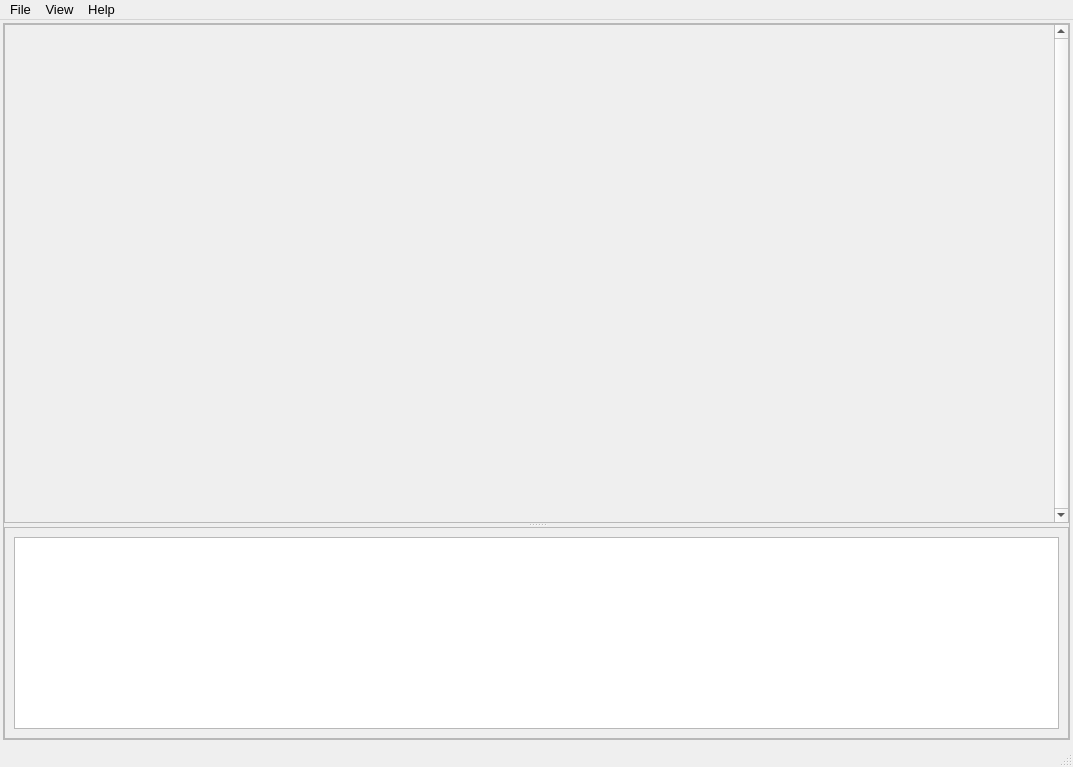
First picture: the form in PyIonSourceUI.ui, repository salinsalins/PyIonSourceUI, before the edit.
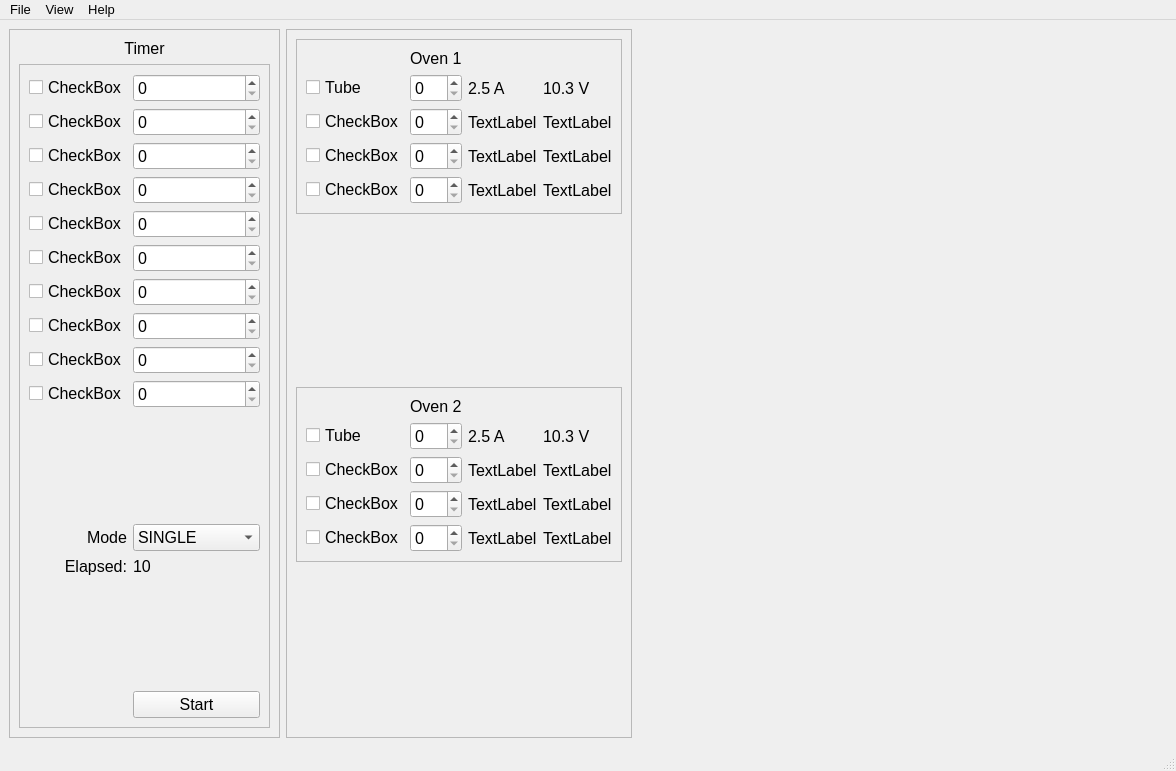
Second picture: the form after the edit.

```diff
--- a/PyIonSourceUI.ui
+++ b/PyIonSourceUI.ui
@@ -6,8 +6,8 @@
    <rect>
     <x>0</x>
     <y>0</y>
-    <width>1073</width>
-    <height>767</height>
+    <width>1176</width>
+    <height>771</height>
    </rect>
   </property>
   <property name="font">
@@ -19,59 +19,8 @@
    <string>Emittance Plot Processing</string>
   </property>
   <widget class="QWidget" name="centralwidget">
-   <layout class="QHBoxLayout" name="horizontalLayout_4">
-    <property name="spacing">
-     <number>0</number>
-    </property>
-    <property name="leftMargin">
-     <number>0</number>
-    </property>
-    <property name="topMargin">
-     <number>0</number>
-    </property>
-    <property name="rightMargin">
-     <number>0</number>
-    </property>
-    <property name="bottomMargin">
-     <number>0</number>
-    </property>
-    <item>
-     <widget class="QFrame" name="frame">
-      <layout class="QVBoxLayout" name="verticalLayout_2">
-       <property name="spacing">
-        <number>0</number>
-       </property>
-       <property name="leftMargin">
-        <number>0</number>
-       </property>
-       <property name="topMargin">
-        <number>0</number>
-       </property>
-       <property name="rightMargin">
-        <number>0</number>
-       </property>
-       <property name="bottomMargin">
-        <number>0</number>
-       </property>
-       <item>
-        <widget class="QFrame" name="frame_2">
-         <layout class="QHBoxLayout" name="horizontalLayout">
-          <property name="spacing">
-           <number>0</number>
-          </property>
-          <property name="leftMargin">
-           <number>0</number>
-          </property>
-          <property name="topMargin">
-           <number>0</number>
-          </property>
-          <property name="rightMargin">
-           <number>0</number>
-          </property>
-          <property name="bottomMargin">
-           <number>0</number>
-          </property>
-          <item>
+   <layout class="QGridLayout" name="gridLayout_4">
+    <item row="0" column="0">
            <widget class="QStackedWidget" name="stackedWidget">
             <property name="sizePolicy">
              <sizepolicy hsizetype="Expanding" vsizetype="Expanding">
@@ -86,24 +35,229 @@
              <number>0</number>
             </property>
             <widget class="QWidget" name="stackedWidgetPage1">
-             <layout class="QVBoxLayout" name="verticalLayout_7">
-              <property name="spacing">
-               <number>3</number>
-              </property>
+       <layout class="QHBoxLayout" name="horizontalLayout_2">
               <property name="leftMargin">
-               <number>3</number>
+         <number>0</number>
               </property>
               <property name="topMargin">
-               <number>3</number>
+         <number>0</number>
               </property>
               <property name="rightMargin">
-               <number>3</number>
+         <number>0</number>
               </property>
               <property name="bottomMargin">
-               <number>3</number>
+         <number>0</number>
               </property>
               <item>
-               <widget class="QFrame" name="frame_6">
+         <widget class="QFrame" name="frame_3">
+          <property name="frameShape">
+           <enum>QFrame::StyledPanel</enum>
+          </property>
+          <property name="frameShadow">
+           <enum>QFrame::Raised</enum>
+          </property>
+          <layout class="QVBoxLayout" name="verticalLayout_2">
+           <item>
+            <widget class="QLabel" name="label_4">
+             <property name="text">
+              <string>Timer</string>
+             </property>
+             <property name="alignment">
+              <set>Qt::AlignHCenter|Qt::AlignTop</set>
+             </property>
+            </widget>
+           </item>
+           <item>
+            <widget class="QFrame" name="frame_4">
+             <property name="frameShape">
+              <enum>QFrame::StyledPanel</enum>
+             </property>
+             <property name="frameShadow">
+              <enum>QFrame::Raised</enum>
+             </property>
+             <layout class="QGridLayout" name="gridLayout_2">
+              <item row="0" column="1">
+               <widget class="QSpinBox" name="spinBox"/>
+              </item>
+              <item row="9" column="1">
+               <widget class="QSpinBox" name="spinBox_10"/>
+              </item>
+              <item row="1" column="0">
+               <widget class="QCheckBox" name="checkBox_7">
+                <property name="text">
+                 <string>CheckBox</string>
+                </property>
+               </widget>
+              </item>
+              <item row="2" column="1">
+               <widget class="QSpinBox" name="spinBox_3"/>
+              </item>
+              <item row="7" column="0">
+               <widget class="QCheckBox" name="checkBox_13">
+                <property name="text">
+                 <string>CheckBox</string>
+                </property>
+               </widget>
+              </item>
+              <item row="8" column="0">
+               <widget class="QCheckBox" name="checkBox_14">
+                <property name="text">
+                 <string>CheckBox</string>
+                </property>
+               </widget>
+              </item>
+              <item row="2" column="0">
+               <widget class="QCheckBox" name="checkBox_8">
+                <property name="text">
+                 <string>CheckBox</string>
+                </property>
+               </widget>
+              </item>
+              <item row="9" column="0">
+               <widget class="QCheckBox" name="checkBox_15">
+                <property name="text">
+                 <string>CheckBox</string>
+                </property>
+               </widget>
+              </item>
+              <item row="8" column="1">
+               <widget class="QSpinBox" name="spinBox_9"/>
+              </item>
+              <item row="1" column="1">
+               <widget class="QSpinBox" name="spinBox_2"/>
+              </item>
+              <item row="6" column="1">
+               <widget class="QSpinBox" name="spinBox_7"/>
+              </item>
+              <item row="0" column="0">
+               <widget class="QCheckBox" name="checkBox_2">
+                <property name="text">
+                 <string>CheckBox</string>
+                </property>
+               </widget>
+              </item>
+              <item row="5" column="1">
+               <widget class="QSpinBox" name="spinBox_6"/>
+              </item>
+              <item row="7" column="1">
+               <widget class="QSpinBox" name="spinBox_8"/>
+              </item>
+              <item row="3" column="1">
+               <widget class="QSpinBox" name="spinBox_4"/>
+              </item>
+              <item row="4" column="1">
+               <widget class="QSpinBox" name="spinBox_5"/>
+              </item>
+              <item row="3" column="0">
+               <widget class="QCheckBox" name="checkBox_9">
+                <property name="text">
+                 <string>CheckBox</string>
+                </property>
+               </widget>
+              </item>
+              <item row="5" column="0">
+               <widget class="QCheckBox" name="checkBox_11">
+                <property name="text">
+                 <string>CheckBox</string>
+                </property>
+               </widget>
+              </item>
+              <item row="4" column="0">
+               <widget class="QCheckBox" name="checkBox_10">
+                <property name="text">
+                 <string>CheckBox</string>
+                </property>
+               </widget>
+              </item>
+              <item row="12" column="0">
+               <widget class="QLabel" name="label_7">
+                <property name="text">
+                 <string>Elapsed:</string>
+                </property>
+                <property name="alignment">
+                 <set>Qt::AlignRight|Qt::AlignTrailing|Qt::AlignVCenter</set>
+                </property>
+               </widget>
+              </item>
+              <item row="14" column="1">
+               <widget class="QPushButton" name="pushButton_2">
+                <property name="text">
+                 <string>Start</string>
+                </property>
+               </widget>
+              </item>
+              <item row="13" column="0">
+               <spacer name="verticalSpacer_3">
+                <property name="orientation">
+                 <enum>Qt::Vertical</enum>
+                </property>
+                <property name="sizeHint" stdset="0">
+                 <size>
+                  <width>20</width>
+                  <height>40</height>
+                 </size>
+                </property>
+               </spacer>
+              </item>
+              <item row="6" column="0">
+               <widget class="QCheckBox" name="checkBox_12">
+                <property name="text">
+                 <string>CheckBox</string>
+                </property>
+               </widget>
+              </item>
+              <item row="11" column="0">
+               <widget class="QLabel" name="label_8">
+                <property name="text">
+                 <string>Mode</string>
+                </property>
+                <property name="alignment">
+                 <set>Qt::AlignRight|Qt::AlignTrailing|Qt::AlignVCenter</set>
+                </property>
+               </widget>
+              </item>
+              <item row="11" column="1">
+               <widget class="QComboBox" name="comboBox">
+                <item>
+                 <property name="text">
+                  <string>SINGLE</string>
+                 </property>
+                </item>
+                <item>
+                 <property name="text">
+                  <string>PERIODICAL</string>
+                 </property>
+                </item>
+               </widget>
+              </item>
+              <item row="12" column="1">
+               <widget class="QLabel" name="label_9">
+                <property name="text">
+                 <string>10</string>
+                </property>
+               </widget>
+              </item>
+              <item row="10" column="0">
+               <spacer name="verticalSpacer_4">
+                <property name="orientation">
+                 <enum>Qt::Vertical</enum>
+                </property>
+                <property name="sizeHint" stdset="0">
+                 <size>
+                  <width>20</width>
+                  <height>40</height>
+                 </size>
+                </property>
+               </spacer>
+              </item>
+             </layout>
+            </widget>
+           </item>
+          </layout>
+         </widget>
+        </item>
+        <item>
+         <widget class="QFrame" name="frame_5">
                 <property name="frameShape">
                  <enum>QFrame::StyledPanel</enum>
                 </property>
@@ -111,154 +265,277 @@
                  <enum>QFrame::Raised</enum>
                 </property>
                 <layout class="QVBoxLayout" name="verticalLayout_6">
-                 <property name="spacing">
-                  <number>0</number>
-                 </property>
-                 <property name="leftMargin">
-                  <number>0</number>
-                 </property>
-                 <property name="topMargin">
-                  <number>0</number>
-                 </property>
-                 <property name="rightMargin">
-                  <number>0</number>
-                 </property>
-                 <property name="bottomMargin">
-                  <number>0</number>
-                 </property>
+           <item>
+            <widget class="QFrame" name="frame_6">
+             <property name="frameShape">
+              <enum>QFrame::StyledPanel</enum>
+             </property>
+             <property name="frameShadow">
+              <enum>QFrame::Raised</enum>
+             </property>
+             <layout class="QGridLayout" name="gridLayout_3">
+              <item row="0" column="1">
+               <widget class="QLabel" name="label_2">
+                <property name="text">
+                 <string>Oven 1</string>
+                </property>
+               </widget>
+              </item>
+              <item row="1" column="0">
+               <widget class="QCheckBox" name="checkBox_16">
+                <property name="text">
+                 <string>Tube</string>
+                </property>
+               </widget>
+              </item>
+              <item row="1" column="1">
+               <widget class="QSpinBox" name="spinBox_11"/>
+              </item>
+              <item row="1" column="2">
+               <widget class="QLabel" name="label_10">
+                <property name="text">
+                 <string>2.5 A</string>
+                </property>
+               </widget>
+              </item>
+              <item row="1" column="3">
+               <widget class="QLabel" name="label_3">
+                <property name="text">
+                 <string>10.3 V</string>
+                </property>
+               </widget>
+              </item>
+              <item row="2" column="0">
+               <widget class="QCheckBox" name="checkBox_17">
+                <property name="text">
+                 <string>CheckBox</string>
+                </property>
+               </widget>
+              </item>
+              <item row="2" column="1">
+               <widget class="QSpinBox" name="spinBox_14"/>
+              </item>
+              <item row="2" column="2">
+               <widget class="QLabel" name="label_11">
+                <property name="text">
+                 <string>TextLabel</string>
+                </property>
+               </widget>
+              </item>
+              <item row="2" column="3">
+               <widget class="QLabel" name="label_12">
+                <property name="text">
+                 <string>TextLabel</string>
+                </property>
+               </widget>
+              </item>
+              <item row="3" column="0">
+               <widget class="QCheckBox" name="checkBox_18">
+                <property name="text">
+                 <string>CheckBox</string>
+                </property>
+               </widget>
+              </item>
+              <item row="3" column="1">
+               <widget class="QSpinBox" name="spinBox_13"/>
+              </item>
+              <item row="3" column="2">
+               <widget class="QLabel" name="label_14">
+                <property name="text">
+                 <string>TextLabel</string>
+                </property>
+               </widget>
+              </item>
+              <item row="3" column="3">
+               <widget class="QLabel" name="label_13">
+                <property name="text">
+                 <string>TextLabel</string>
+                </property>
+               </widget>
+              </item>
+              <item row="4" column="0">
+               <widget class="QCheckBox" name="checkBox_19">
+                <property name="text">
+                 <string>CheckBox</string>
+                </property>
+               </widget>
+              </item>
+              <item row="4" column="1">
+               <widget class="QSpinBox" name="spinBox_12"/>
+              </item>
+              <item row="4" column="2">
+               <widget class="QLabel" name="label_15">
+                <property name="text">
+                 <string>TextLabel</string>
+                </property>
+               </widget>
+              </item>
+              <item row="4" column="3">
+               <widget class="QLabel" name="label_16">
+                <property name="text">
+                 <string>TextLabel</string>
+                </property>
+               </widget>
+              </item>
+             </layout>
+            </widget>
+           </item>
                  <item>
-                  <widget class="QSplitter" name="splitter_3">
+            <spacer name="verticalSpacer_6">
                    <property name="orientation">
                     <enum>Qt::Vertical</enum>
                    </property>
-                   <widget class="QScrollArea" name="scrollArea_3">
-                    <property name="sizePolicy">
-                     <sizepolicy hsizetype="Expanding" vsizetype="Expanding">
-                      <horstretch>0</horstretch>
-                      <verstretch>1</verstretch>
-                     </sizepolicy>
-                    </property>
-                    <property name="verticalScrollBarPolicy">
-                     <enum>Qt::ScrollBarAlwaysOn</enum>
-                    </property>
-                    <property name="widgetResizable">
-                     <bool>true</bool>
-                    </property>
-                    <widget class="QWidget" name="scrollAreaWidgetContents_3">
-                     <property name="geometry">
-                      <rect>
-                       <x>0</x>
-                       <y>0</y>
-                       <width>1046</width>
-                       <height>497</height>
-                      </rect>
-                     </property>
-                     <property name="sizePolicy">
-                      <sizepolicy hsizetype="Preferred" vsizetype="Preferred">
-                       <horstretch>0</horstretch>
-                       <verstretch>0</verstretch>
-                      </sizepolicy>
-                     </property>
-                     <layout class="QGridLayout" name="gridLayout_4">
-                      <property name="leftMargin">
-                       <number>1</number>
-                      </property>
-                      <property name="topMargin">
-                       <number>1</number>
-                      </property>
-                      <property name="rightMargin">
-                       <number>1</number>
-                      </property>
-                      <property name="bottomMargin">
-                       <number>1</number>
-                      </property>
-                      <property name="spacing">
-                       <number>1</number>
-                      </property>
-                     </layout>
-                    </widget>
-                   </widget>
-                   <widget class="QScrollArea" name="scrollArea_4">
-                    <property name="sizePolicy">
-                     <sizepolicy hsizetype="Expanding" vsizetype="Expanding">
-                      <horstretch>0</horstretch>
-                      <verstretch>0</verstretch>
-                     </sizepolicy>
-                    </property>
-                    <property name="widgetResizable">
-                     <bool>true</bool>
-                    </property>
-                    <widget class="QWidget" name="scrollAreaWidgetContents_4">
-                     <property name="geometry">
-                      <rect>
-                       <x>0</x>
-                       <y>0</y>
-                       <width>1063</width>
-                       <height>210</height>
-                      </rect>
-                     </property>
-                     <property name="sizePolicy">
-                      <sizepolicy hsizetype="Preferred" vsizetype="Preferred">
-                       <horstretch>0</horstretch>
-                       <verstretch>0</verstretch>
-                      </sizepolicy>
+             <property name="sizeHint" stdset="0">
+              <size>
+               <width>20</width>
+               <height>40</height>
+              </size>
+             </property>
+            </spacer>
+           </item>
+           <item>
+            <widget class="QFrame" name="frame_7">
+             <property name="frameShape">
+              <enum>QFrame::StyledPanel</enum>
+             </property>
+             <property name="frameShadow">
+              <enum>QFrame::Raised</enum>
                      </property>
                      <layout class="QGridLayout" name="gridLayout_5">
-                      <item row="0" column="0">
-                       <widget class="QTableWidget" name="tableWidget_3">
-                        <property name="font">
-                         <font>
-                          <pointsize>14</pointsize>
-                         </font>
-                        </property>
-                        <property name="locale">
-                         <locale language="English" country="UnitedStates"/>
-                        </property>
-                        <property name="alternatingRowColors">
-                         <bool>true</bool>
-                        </property>
-                        <property name="selectionMode">
-                         <enum>QAbstractItemView::SingleSelection</enum>
-                        </property>
-                        <property name="selectionBehavior">
-                         <enum>QAbstractItemView::SelectRows</enum>
-                        </property>
-                        <property name="wordWrap">
-                         <bool>false</bool>
-                        </property>
-                        <property name="rowCount">
-                         <number>0</number>
-                        </property>
-                        <property name="columnCount">
-                         <number>0</number>
-                        </property>
-                        <attribute name="horizontalHeaderVisible">
-                         <bool>true</bool>
-                        </attribute>
-                        <attribute name="horizontalHeaderDefaultSectionSize">
-                         <number>100</number>
-                        </attribute>
-                        <attribute name="horizontalHeaderMinimumSectionSize">
-                         <number>30</number>
-                        </attribute>
-                        <attribute name="verticalHeaderVisible">
-                         <bool>false</bool>
-                        </attribute>
-                        <attribute name="verticalHeaderDefaultSectionSize">
-                         <number>25</number>
-                        </attribute>
-                        <attribute name="verticalHeaderMinimumSectionSize">
-                         <number>20</number>
-                        </attribute>
-                       </widget>
-                      </item>
-                     </layout>
-                    </widget>
-                   </widget>
-                  </widget>
-                 </item>
-                </layout>
-               </widget>
+              <item row="2" column="0">
+               <widget class="QCheckBox" name="checkBox_22">
+                <property name="text">
+                 <string>Tube</string>
+                </property>
+               </widget>
+              </item>
+              <item row="3" column="1">
+               <widget class="QSpinBox" name="spinBox_16"/>
+              </item>
+              <item row="4" column="1">
+               <widget class="QSpinBox" name="spinBox_17"/>
+              </item>
+              <item row="3" column="2">
+               <widget class="QLabel" name="label_20">
+                <property name="text">
+                 <string>TextLabel</string>
+                </property>
+               </widget>
+              </item>
+              <item row="4" column="0">
+               <widget class="QCheckBox" name="checkBox_20">
+                <property name="text">
+                 <string>CheckBox</string>
+                </property>
+               </widget>
+              </item>
+              <item row="2" column="2">
+               <widget class="QLabel" name="label_19">
+                <property name="text">
+                 <string>2.5 A</string>
+                </property>
+               </widget>
+              </item>
+              <item row="3" column="3">
+               <widget class="QLabel" name="label_21">
+                <property name="text">
+                 <string>TextLabel</string>
+                </property>
+               </widget>
+              </item>
+              <item row="2" column="1">
+               <widget class="QSpinBox" name="spinBox_15"/>
+              </item>
+              <item row="1" column="1">
+               <widget class="QLabel" name="label_18">
+                <property name="text">
+                 <string>Oven 2</string>
+                </property>
+               </widget>
+              </item>
+              <item row="5" column="1">
+               <widget class="QSpinBox" name="spinBox_18"/>
+              </item>
+              <item row="3" column="0">
+               <widget class="QCheckBox" name="checkBox_21">
+                <property name="text">
+                 <string>CheckBox</string>
+                </property>
+               </widget>
+              </item>
+              <item row="2" column="3">
+               <widget class="QLabel" name="label_17">
+                <property name="text">
+                 <string>10.3 V</string>
+                </property>
+               </widget>
+              </item>
+              <item row="5" column="0">
+               <widget class="QCheckBox" name="checkBox_23">
+                <property name="text">
+                 <string>CheckBox</string>
+                </property>
+               </widget>
+              </item>
+              <item row="5" column="2">
+               <widget class="QLabel" name="label_24">
+                <property name="text">
+                 <string>TextLabel</string>
+                </property>
+               </widget>
+              </item>
+              <item row="4" column="2">
+               <widget class="QLabel" name="label_22">
+                <property name="text">
+                 <string>TextLabel</string>
+                </property>
+               </widget>
+              </item>
+              <item row="4" column="3">
+               <widget class="QLabel" name="label_23">
+                <property name="text">
+                 <string>TextLabel</string>
+                </property>
+               </widget>
+              </item>
+              <item row="5" column="3">
+               <widget class="QLabel" name="label_25">
+                <property name="text">
+                 <string>TextLabel</string>
+                </property>
+               </widget>
+              </item>
+             </layout>
+            </widget>
+           </item>
+           <item>
+            <spacer name="verticalSpacer_5">
+             <property name="orientation">
+              <enum>Qt::Vertical</enum>
+             </property>
+             <property name="sizeHint" stdset="0">
+              <size>
+               <width>20</width>
+               <height>40</height>
+              </size>
+             </property>
+            </spacer>
+           </item>
+          </layout>
+         </widget>
+        </item>
+        <item>
+         <spacer name="horizontalSpacer">
+          <property name="orientation">
+           <enum>Qt::Horizontal</enum>
+          </property>
+          <property name="sizeHint" stdset="0">
+           <size>
+            <width>40</width>
+            <height>20</height>
+           </size>
+          </property>
+         </spacer>
               </item>
              </layout>
             </widget>
@@ -324,7 +601,7 @@
                <number>3</number>
               </property>
               <item>
-               <widget class="QFrame" name="frame">
+         <widget class="QFrame" name="frame_2">
                 <property name="sizePolicy">
                  <sizepolicy hsizetype="Preferred" vsizetype="Preferred">
                   <horstretch>2</horstretch>
@@ -337,20 +614,41 @@
                 <property name="frameShadow">
                  <enum>QFrame::Raised</enum>
                 </property>
-                <layout class="QGridLayout" name="gridLayout_3">
-                 <property name="leftMargin">
-                  <number>3</number>
-                 </property>
-                 <property name="topMargin">
-                  <number>3</number>
-                 </property>
-                 <property name="rightMargin">
-                  <number>3</number>
-                 </property>
-                 <property name="bottomMargin">
-                  <number>3</number>
-                 </property>
-                 <item row="8" column="1">
+          <layout class="QGridLayout" name="gridLayout">
+           <item row="1" column="1">
+            <widget class="QLabel" name="label_5">
+             <property name="text">
+              <string>Additional settings</string>
+             </property>
+             <property name="alignment">
+              <set>Qt::AlignCenter</set>
+             </property>
+            </widget>
+           </item>
+           <item row="1" column="0">
+            <widget class="QLabel" name="label_6">
+             <property name="text">
+              <string>Timer</string>
+             </property>
+             <property name="alignment">
+              <set>Qt::AlignCenter</set>
+             </property>
+            </widget>
+           </item>
+           <item row="4" column="0">
+            <spacer name="verticalSpacer">
+             <property name="orientation">
+              <enum>Qt::Vertical</enum>
+             </property>
+             <property name="sizeHint" stdset="0">
+              <size>
+               <width>20</width>
+               <height>40</height>
+              </size>
+             </property>
+            </spacer>
+           </item>
+           <item row="2" column="1">
                   <widget class="QFrame" name="frame_9">
                    <property name="sizePolicy">
                     <sizepolicy hsizetype="Preferred" vsizetype="Preferred">
@@ -365,22 +663,6 @@
                     <enum>QFrame::Raised</enum>
                    </property>
                    <layout class="QVBoxLayout" name="verticalLayout">
-                    <item>
-                     <widget class="QLabel" name="label_8">
-                      <property name="font">
-                       <font>
-                        <weight>75</weight>
-                        <bold>true</bold>
-                       </font>
-                      </property>
-                      <property name="text">
-                       <string>TextLabel</string>
-                      </property>
-                      <property name="alignment">
-                       <set>Qt::AlignHCenter|Qt::AlignTop</set>
-                      </property>
-                     </widget>
-                    </item>
                     <item>
                      <widget class="QCheckBox" name="checkBox_5">
                       <property name="text">
@@ -398,101 +680,7 @@
                    </layout>
                   </widget>
                  </item>
-                 <item row="0" column="0">
-                  <widget class="QFrame" name="frame_4">
-                   <property name="sizePolicy">
-                    <sizepolicy hsizetype="Expanding" vsizetype="Fixed">
-                     <horstretch>0</horstretch>
-                     <verstretch>0</verstretch>
-                    </sizepolicy>
-                   </property>
-                   <layout class="QHBoxLayout" name="horizontalLayout_2" stretch="0,0,0">
-                    <property name="spacing">
-                     <number>3</number>
-                    </property>
-                    <property name="sizeConstraint">
-                     <enum>QLayout::SetDefaultConstraint</enum>
-                    </property>
-                    <property name="leftMargin">
-                     <number>3</number>
-                    </property>
-                    <property name="topMargin">
-                     <number>3</number>
-                    </property>
-                    <property name="rightMargin">
-                     <number>3</number>
-                    </property>
-                    <property name="bottomMargin">
-                     <number>3</number>
-                    </property>
-                    <item>
-                     <widget class="QLabel" name="label_2">
-                      <property name="sizePolicy">
-                       <sizepolicy hsizetype="Preferred" vsizetype="Preferred">
-                        <horstretch>0</horstretch>
-                        <verstretch>0</verstretch>
-                       </sizepolicy>
-                      </property>
-                      <property name="minimumSize">
-                       <size>
-                        <width>0</width>
-                        <height>0</height>
-                       </size>
-                      </property>
-                      <property name="font">
-                       <font>
-                        <pointsize>12</pointsize>
-                       </font>
-                      </property>
-                      <property name="text">
-                       <string>Log File: </string>
-                      </property>
-                      <property name="alignment">
-                       <set>Qt::AlignRight|Qt::AlignTrailing|Qt::AlignVCenter</set>
-                      </property>
-                     </widget>
-                    </item>
-                    <item>
-                     <widget class="QComboBox" name="comboBox_2">
-                      <property name="sizePolicy">
-                       <sizepolicy hsizetype="Expanding" vsizetype="Preferred">
-                        <horstretch>0</horstretch>
-                        <verstretch>0</verstretch>
-                       </sizepolicy>
-                      </property>
-                      <property name="minimumSize">
-                       <size>
-                        <width>200</width>
-                        <height>0</height>
-                       </size>
-                      </property>
-                      <property name="editable">
-                       <bool>true</bool>
-                      </property>
-                     </widget>
-                    </item>
-                    <item>
-                     <widget class="QPushButton" name="pushButton_2">
-                      <property name="sizePolicy">
-                       <sizepolicy hsizetype="Preferred" vsizetype="Preferred">
-                        <horstretch>0</horstretch>
-                        <verstretch>0</verstretch>
-                       </sizepolicy>
-                      </property>
-                      <property name="font">
-                       <font>
-                        <pointsize>12</pointsize>
-                       </font>
-                      </property>
-                      <property name="text">
-                       <string>Select</string>
-                      </property>
-                     </widget>
-                    </item>
-                   </layout>
-                  </widget>
-                 </item>
-                 <item row="8" column="0">
+           <item row="2" column="0">
                   <widget class="QFrame" name="frame_8">
                    <property name="sizePolicy">
                     <sizepolicy hsizetype="Preferred" vsizetype="Preferred">
@@ -516,28 +704,6 @@
                     <number>1</number>
                    </property>
                    <layout class="QVBoxLayout" name="verticalLayout_4">
-                    <item>
-                     <widget class="QLabel" name="label_7">
-                      <property name="font">
-                       <font>
-                        <weight>75</weight>
-                        <bold>true</bold>
-                       </font>
-                      </property>
-                      <property name="cursor">
-                       <cursorShape>ArrowCursor</cursorShape>
-                      </property>
-                      <property name="frameShape">
-                       <enum>QFrame::NoFrame</enum>
-                      </property>
-                      <property name="text">
-                       <string>Timer</string>
-                      </property>
-                      <property name="alignment">
-                       <set>Qt::AlignCenter</set>
-                      </property>
-                     </widget>
-                    </item>
                     <item>
                      <widget class="QCheckBox" name="checkBox">
                       <property name="text">
@@ -562,150 +728,15 @@
                    </layout>
                   </widget>
                  </item>
-                 <item row="7" column="0">
-                  <widget class="QPlainTextEdit" name="plainTextEdit_5"/>
-                 </item>
-                 <item row="5" column="1">
-                  <widget class="QPlainTextEdit" name="plainTextEdit_3">
-                   <property name="plainText">
-                    <string>Shot
-File</string>
-                   </property>
-                  </widget>
-                 </item>
-                 <item row="7" column="1">
-                  <widget class="QPlainTextEdit" name="plainTextEdit_4"/>
-                 </item>
-                 <item row="6" column="0">
-                  <widget class="QLabel" name="label_6">
-                   <property name="text">
-                    <string>Additional cells</string>
-                   </property>
-                   <property name="alignment">
-                    <set>Qt::AlignCenter</set>
-                   </property>
-                  </widget>
-                 </item>
-                 <item row="6" column="1">
-                  <widget class="QLabel" name="label_5">
-                   <property name="text">
-                    <string>Additional plots</string>
-                   </property>
-                   <property name="alignment">
-                    <set>Qt::AlignCenter</set>
-                   </property>
-                  </widget>
-                 </item>
-                 <item row="2" column="0">
-                  <widget class="QLabel" name="label_3">
-                   <property name="text">
-                    <string>Includet Columns</string>
-                   </property>
-                   <property name="alignment">
-                    <set>Qt::AlignCenter</set>
-                   </property>
-                  </widget>
-                 </item>
-                 <item row="9" column="0">
-                  <spacer name="verticalSpacer">
-                   <property name="orientation">
-                    <enum>Qt::Vertical</enum>
-                   </property>
-                   <property name="sizeHint" stdset="0">
-                    <size>
-                     <width>20</width>
-                     <height>40</height>
-                    </size>
-                   </property>
-                  </spacer>
-                 </item>
-                 <item row="5" column="0">
-                  <widget class="QPlainTextEdit" name="plainTextEdit_2">
-                   <property name="plainText">
-                    <string>Time</string>
-                   </property>
-                  </widget>
-                 </item>
-                 <item row="2" column="1">
-                  <widget class="QLabel" name="label_4">
-                   <property name="text">
-                    <string>Excluded Columns</string>
-                   </property>
-                   <property name="alignment">
-                    <set>Qt::AlignCenter</set>
-                   </property>
-                  </widget>
-                 </item>
-                 <item row="0" column="1">
-                  <widget class="QFrame" name="frame_3">
-                   <property name="sizePolicy">
-                    <sizepolicy hsizetype="Expanding" vsizetype="Fixed">
-                     <horstretch>0</horstretch>
-                     <verstretch>0</verstretch>
-                    </sizepolicy>
-                   </property>
+           <item row="0" column="0">
+            <widget class="QFrame" name="frame">
                    <property name="frameShape">
-                    <enum>QFrame::NoFrame</enum>
+              <enum>QFrame::StyledPanel</enum>
                    </property>
                    <property name="frameShadow">
-                    <enum>QFrame::Plain</enum>
-                   </property>
-                   <layout class="QHBoxLayout" name="horizontalLayout_3" stretch="0,0,0,0,0,0">
-                    <property name="spacing">
-                     <number>3</number>
-                    </property>
-                    <property name="leftMargin">
-                     <number>3</number>
-                    </property>
-                    <property name="topMargin">
-                     <number>3</number>
-                    </property>
-                    <property name="rightMargin">
-                     <number>3</number>
-                    </property>
-                    <property name="bottomMargin">
-                     <number>3</number>
-                    </property>
-                    <item>
-                     <widget class="QCheckBox" name="checkBox_2">
-                      <property name="text">
-                       <string>Show Previous Shot</string>
-                      </property>
-                     </widget>
-                    </item>
-                    <item>
-                     <spacer name="horizontalSpacer_2">
-                      <property name="orientation">
-                       <enum>Qt::Horizontal</enum>
-                      </property>
-                      <property name="sizeHint" stdset="0">
-                       <size>
-                        <width>40</width>
-                        <height>20</height>
-                       </size>
-                      </property>
-                     </spacer>
-                    </item>
-                    <item>
-                     <widget class="QCheckBox" name="checkBox_1">
-                      <property name="text">
-                       <string>Plot Toolbar</string>
-                      </property>
-                     </widget>
-                    </item>
-                    <item>
-                     <spacer name="horizontalSpacer">
-                      <property name="orientation">
-                       <enum>Qt::Horizontal</enum>
-                      </property>
-                      <property name="sizeHint" stdset="0">
-                       <size>
-                        <width>40</width>
-                        <height>20</height>
-                       </size>
-                      </property>
-                     </spacer>
-                    </item>
+              <enum>QFrame::Raised</enum>
+             </property>
+             <layout class="QHBoxLayout" name="horizontalLayout">
                     <item>
                      <widget class="QLabel" name="label">
                       <property name="minimumSize">
@@ -780,7 +811,7 @@
                    </layout>
                   </widget>
                  </item>
-                 <item row="9" column="1">
+           <item row="4" column="1">
                   <spacer name="verticalSpacer_2">
                    <property name="orientation">
                     <enum>Qt::Vertical</enum>
@@ -802,19 +833,13 @@
           </item>
          </layout>
         </widget>
-       </item>
-      </layout>
-     </widget>
-    </item>
-   </layout>
-  </widget>
   <widget class="QMenuBar" name="menubar">
    <property name="geometry">
     <rect>
      <x>0</x>
      <y>0</y>
-     <width>1073</width>
-     <height>23</height>
+     <width>1176</width>
+     <height>34</height>
     </rect>
    </property>
    <property name="font">
```
Left out of the diff: 23 changed lines with no effect on the pictures. Lines whose indentation alone changed are shown as unchanged.
